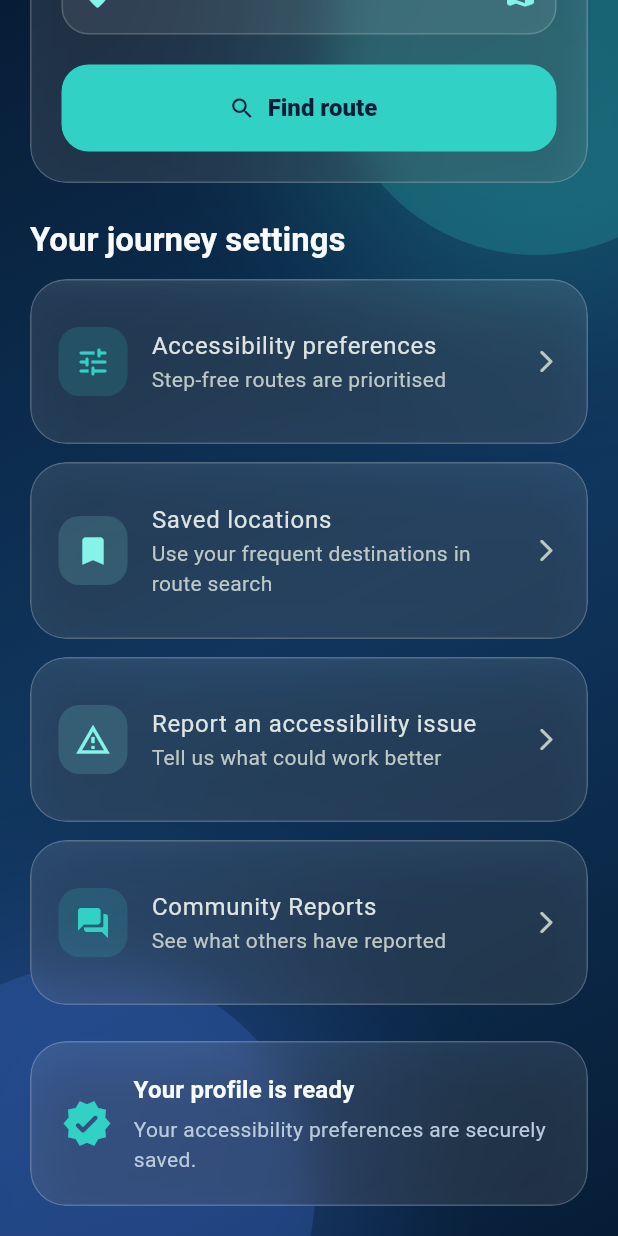
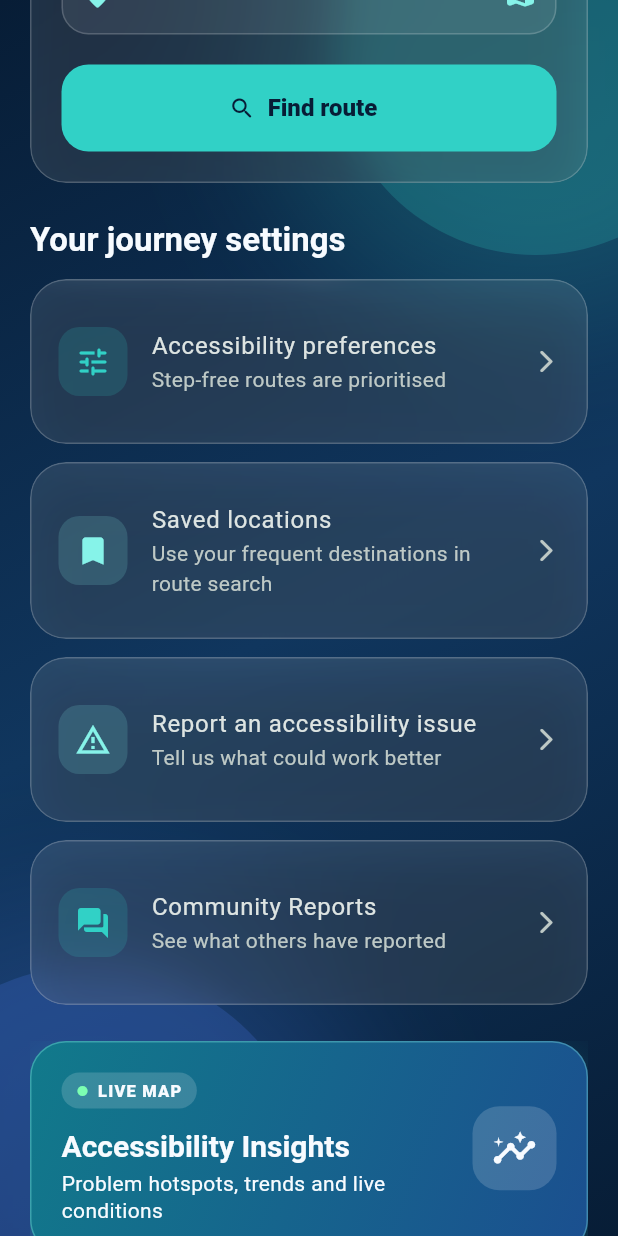
Before and after one commit to Adeesha-Sandaruwan/EqualRide, a Flutter app: the HomePage screen opened directly with empty values, scrolled down 357 dp, on a phone screen of 412 x 824 dp. Run offline on Flutter 3.47's test engine with Material 3 defaults, Android fonts, the phone set to English and light mode, and no system bars; our stand-ins replace cloud_firestore, firebase_auth, firebase_core, flutter_map, latlong2, shared_preferences; accounts and stored records are empty.

Commit message:
feat: add Insights dashboard and entry card for accessibility insights

```diff
--- /dev/null
+++ b/lib/features/insights/widgets/insights_entry_card.dart
@@ -0,0 +1,121 @@
+import 'package:flutter/material.dart';
+
+import '../../../theme/app_theme.dart';
+import '../screens/insights_dashboard_page.dart';
+
+/// Featured Home entry for the Insights dashboard. Deliberately styled as a
+/// gradient banner so it reads as analytics, not as another report list tile.
+class InsightsEntryCard extends StatelessWidget {
+  const InsightsEntryCard({super.key});
+
+  @override
+  Widget build(BuildContext context) {
+    return Semantics(
+      button: true,
+      label: 'Accessibility Insights. See problem hotspots and trends.',
+      child: Material(
+        color: Colors.transparent,
+        child: InkWell(
+          borderRadius: BorderRadius.circular(24),
+          onTap: () {
+            Navigator.of(context).push(
+              MaterialPageRoute(
+                builder: (_) => const InsightsDashboardPage(),
+              ),
+            );
+          },
+          child: Ink(
+            padding: const EdgeInsets.all(20),
+            decoration: BoxDecoration(
+              borderRadius: BorderRadius.circular(24),
+              gradient: const LinearGradient(
+                begin: Alignment.topLeft,
+                end: Alignment.bottomRight,
+                colors: [Color(0xFF117A8B), Color(0xFF1B4F8F)],
+              ),
+              border: Border.all(color: AppTheme.aqua.withValues(alpha: 0.35)),
+              boxShadow: [
+                BoxShadow(
+                  color: AppTheme.teal.withValues(alpha: 0.22),
+                  blurRadius: 26,
+                  offset: const Offset(0, 12),
+                ),
+              ],
+            ),
+            child: Row(
+              children: [
+                Expanded(
+                  child: Column(
+                    crossAxisAlignment: CrossAxisAlignment.start,
+                    children: [
+                      Container(
+                        padding: const EdgeInsets.symmetric(
+                          horizontal: 10,
+                          vertical: 4,
+                        ),
+                        decoration: BoxDecoration(
+                          color: Colors.white.withValues(alpha: 0.16),
+                          borderRadius: BorderRadius.circular(20),
+                        ),
+                        child: const Row(
+                          mainAxisSize: MainAxisSize.min,
+                          children: [
+                            Icon(
+                              Icons.circle,
+                              size: 8,
+                              color: Color(0xFF7CFFB2),
+                            ),
+                            SizedBox(width: 6),
+                            Text(
+                              'LIVE MAP',
+                              style: TextStyle(
+                                color: AppTheme.textPrimary,
+                                fontSize: 11,
+                                fontWeight: FontWeight.w800,
+                                letterSpacing: 0.8,
+                              ),
+                            ),
+                          ],
+                        ),
+                      ),
+                      const SizedBox(height: 12),
+                      Text(
+                        'Accessibility Insights',
+                        style:
+                            Theme.of(context).textTheme.titleLarge?.copyWith(
+                                  fontSize: 20,
+                                ),
+                      ),
+                      const SizedBox(height: 4),
+                      const Text(
+                        'Problem hotspots, trends and live conditions',
+                        style: TextStyle(
+                          color: AppTheme.textPrimary,
+                          height: 1.3,
+                        ),
+                      ),
+                    ],
+                  ),
+                ),
+                const SizedBox(width: 12),
+                Container(
+                  height: 56,
+                  width: 56,
+                  decoration: BoxDecoration(
+                    color: Colors.white.withValues(alpha: 0.16),
+                    borderRadius: BorderRadius.circular(18),
+                  ),
+                  child: const Icon(
+                    Icons.insights_rounded,
+                    color: AppTheme.textPrimary,
+                    size: 30,
+                  ),
+                ),
+              ],
+            ),
+          ),
+        ),
+      ),
+    );
+  }
+}
--- a/lib/screens/home_page.dart
+++ b/lib/screens/home_page.dart
@@ -1,5 +1,6 @@
 import 'package:flutter/material.dart';
 
+import '../features/insights/widgets/insights_entry_card.dart';
 import '../localization/app_strings.dart';
 import '../models/accessibility_preferences.dart';
 import '../theme/app_theme.dart';
@@ -283,6 +284,8 @@ class _HomePageState extends State<HomePage> {
                 ),
               ),
               const SizedBox(height: 24),
+              const InsightsEntryCard(),
+              const SizedBox(height: 24),
               const _StatusCard(),
             ],
           ),
```
Also changed, not shown: lib/features/insights/screens/insights_dashboard_page.dart (added, +172 -0 lines), pubspec.lock.
